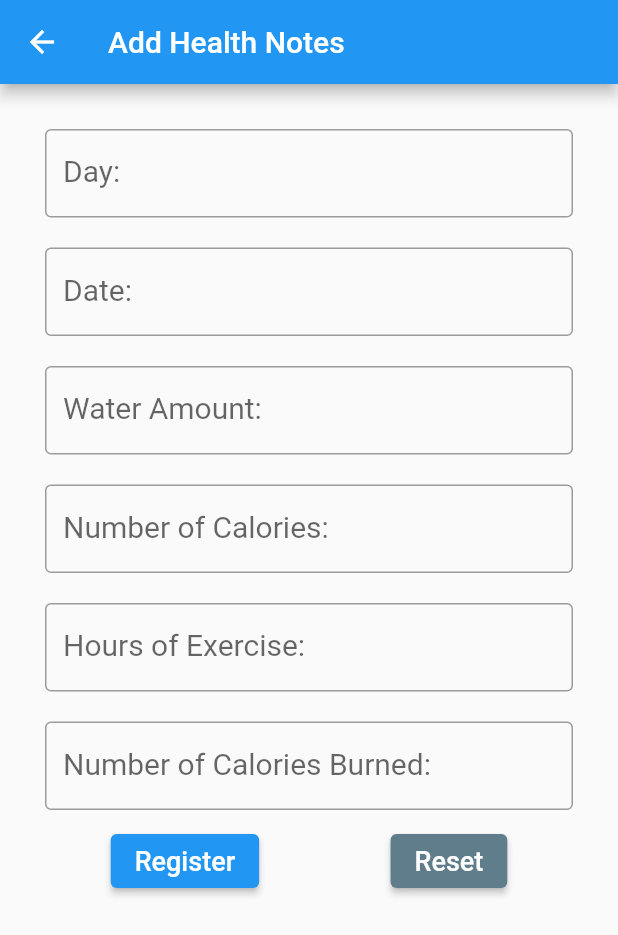
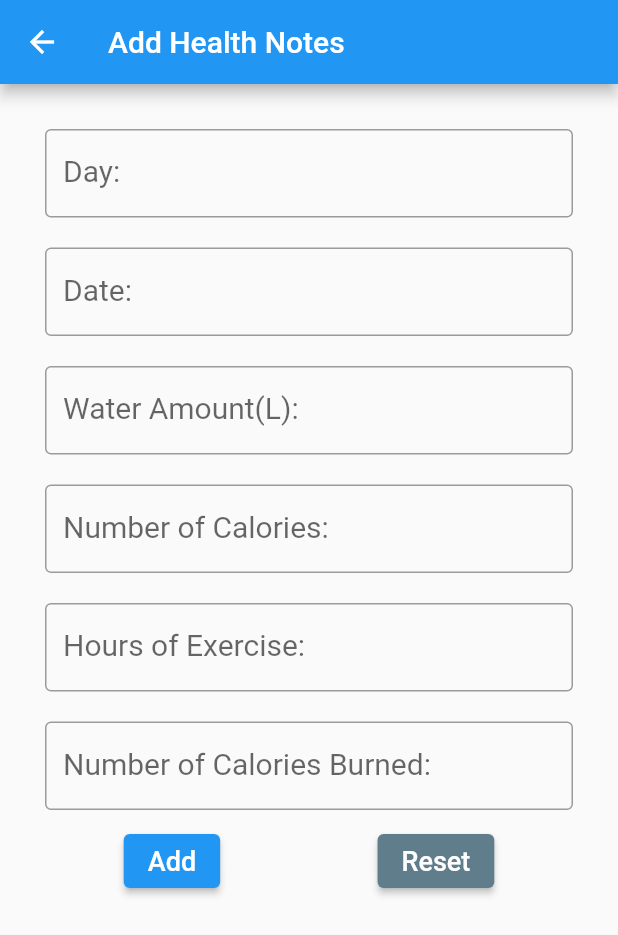
Before and after one commit to traveena/CTSE_Assignment_1, a Flutter app: the AddHealth screen opened directly, on a phone screen of 412 x 824 dp. Shown: the top 935 px of the screen. Run offline on Flutter 3.47's test engine with Material 2 defaults, Android fonts, the phone set to English and light mode, and no system bars; our stand-ins replace cloud_firestore, firebase_core; accounts and stored records are empty.

Commit message:
health pages updated

```diff
--- a/CTSE ASSIGNMEMT/lib/pages/Health/add_health_page.dart
+++ b/CTSE ASSIGNMEMT/lib/pages/Health/add_health_page.dart
@@ -1,6 +1,7 @@
 import 'package:cloud_firestore/cloud_firestore.dart';
 import 'package:flutter/material.dart';
 
+//defines Add health widget
 class AddHealth extends StatefulWidget {
   AddHealth({Key? key}) : super(key: key);
 
@@ -48,7 +49,7 @@ class _AddHealthState extends State<AddHealth> {
     dateController.clear();
   }
 
-  // Adding Health
+  // Adding health
   CollectionReference healths = FirebaseFirestore.instance.collection('health');
 
   Future<void> addHealth() {
@@ -122,7 +123,7 @@ class _AddHealthState extends State<AddHealth> {
                 child: TextFormField(
                   autofocus: false,
                   decoration: InputDecoration(
-                    labelText: 'Water Amount: ',
+                    labelText: 'Water Amount(L): ',
                     labelStyle: TextStyle(fontSize: 20.0),
                     border: OutlineInputBorder(),
                     errorStyle:
@@ -218,7 +219,7 @@ class _AddHealthState extends State<AddHealth> {
                         }
                       },
                       child: Text(
-                        'Register',
+                        'Add',
                         style: TextStyle(fontSize: 18.0),
                       ),
                     ),
--- a/CTSE ASSIGNMEMT/lib/pages/Health/health_home_page.dart
+++ b/CTSE ASSIGNMEMT/lib/pages/Health/health_home_page.dart
@@ -37,7 +37,10 @@ class _HealthHomePageState extends State<HealthHomePage> {
         children: [
           Padding(
             padding: const EdgeInsets.all(8.0),
-
+            // child: Text(
+            //   'Health Notes List',
+            //   style: TextStyle(fontSize: 24.0, fontWeight: FontWeight.bold),
+            // ),
           ),
           Expanded(
             child: ListHealth(),
--- a/CTSE ASSIGNMEMT/lib/pages/Health/list_health_page.dart
+++ b/CTSE ASSIGNMEMT/lib/pages/Health/list_health_page.dart
@@ -14,10 +14,8 @@ class _ListHealthState extends State<ListHealth> {
   final Stream<QuerySnapshot> healthsStream =
       FirebaseFirestore.instance.collection('health').snapshots();
 
-  // For Deleting Health
   CollectionReference healths = FirebaseFirestore.instance.collection('health');
   Future<void> deleteHealth(id) {
-    // print("Health Deleted $id");
     return healths
         .doc(id)
         .delete()
--- a/CTSE ASSIGNMEMT/lib/pages/Health/update_health_page.dart
+++ b/CTSE ASSIGNMEMT/lib/pages/Health/update_health_page.dart
@@ -12,7 +12,7 @@ class UpdateHealth extends StatefulWidget {
 class _UpdateHealthState extends State<UpdateHealth> {
   final _formKey = GlobalKey<FormState>();
 
-  // Updaing Health
+  // Updaing health
   CollectionReference healths = FirebaseFirestore.instance.collection('health');
 
   Future<void> updateHealth(
@@ -39,7 +39,6 @@ class _UpdateHealthState extends State<UpdateHealth> {
       ),
       body: Form(
           key: _formKey,
-          // Getting Specific Data by ID
           child: FutureBuilder<DocumentSnapshot<Map<String, dynamic>>>(
             future: FirebaseFirestore.instance
                 .collection('health')
```
